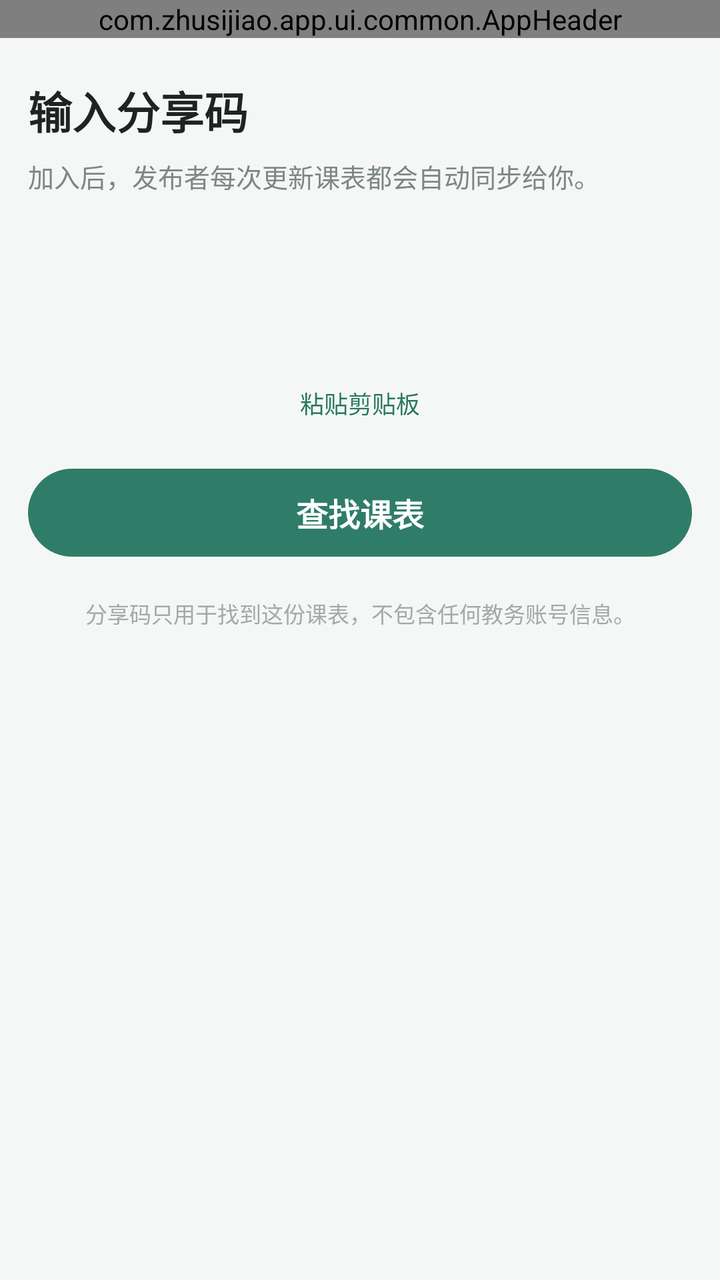
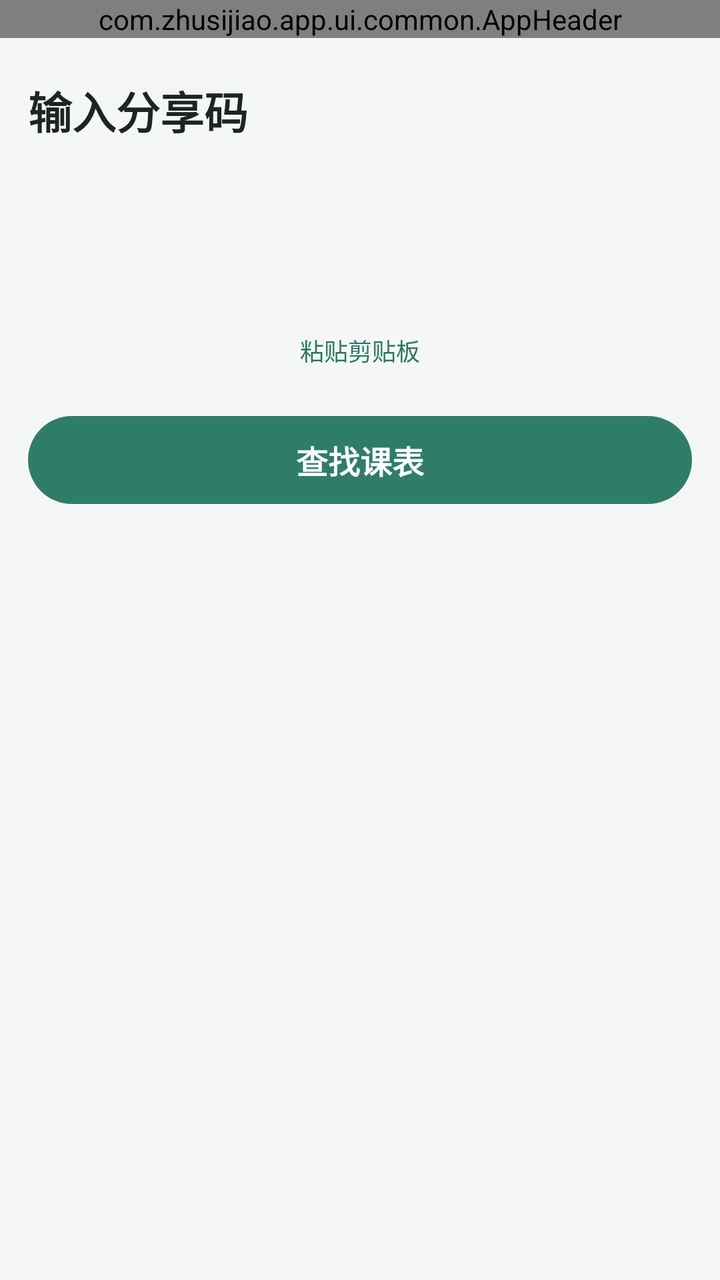

Two renders of the same Android screen: before a commit and after it. Below are the layout's source before the change and the commit's diff.
<!-- AndroidManifest.xml: application theme Theme.Zhusijiao -->
<!-- res/layout/activity_join.xml -->
<?xml version="1.0" encoding="utf-8"?>

<LinearLayout xmlns:android="http://schemas.android.com/apk/res/android"
    android:layout_width="match_parent"
    android:layout_height="match_parent"
    android:background="@color/background"
    android:orientation="vertical">

    <com.zhusijiao.app.ui.common.AppHeader
        android:id="@+id/header"
        android:layout_width="match_parent"
        android:layout_height="wrap_content" />

    <androidx.core.widget.NestedScrollView
        android:id="@+id/scroll"
        android:layout_width="match_parent"
        android:layout_height="0dp"
        android:layout_weight="1">

        <LinearLayout
            android:layout_width="match_parent"
            android:layout_height="wrap_content"
            android:orientation="vertical"
            android:paddingStart="@dimen/page_padding"
            android:paddingEnd="@dimen/page_padding"
            android:paddingBottom="24dp">

            <TextView
                style="@style/PageTitle"
                android:layout_marginTop="20dp"
                android:text="@string/join_input_title" />

            <TextView
                style="@style/PageSubtitle"
                android:layout_marginTop="7dp"
                android:text="@string/join_input_desc" />

            <FrameLayout
                android:id="@+id/codeField"
                android:layout_width="match_parent"
                android:layout_height="54dp"
                android:layout_marginTop="22dp">

                <LinearLayout
                    android:id="@+id/codeCells"
                    android:layout_width="match_parent"
                    android:layout_height="match_parent"
                    android:orientation="horizontal" />

                <EditText
                    android:id="@+id/codeInput"
                    android:layout_width="match_parent"
                    android:layout_height="match_parent"
                    android:background="@null"
                    android:cursorVisible="false"
                    android:hint="@string/join_code_hint"
                    android:importantForAutofill="no"
                    android:inputType="textCapCharacters|textNoSuggestions"
                    android:maxLength="12"
                    android:singleLine="true"
                    android:textColor="@android:color/transparent"
                    android:textColorHint="@android:color/transparent"
                    android:textSize="@dimen/text_subtitle" />
            </FrameLayout>

            <LinearLayout
                android:layout_width="match_parent"
                android:layout_height="wrap_content"
                android:layout_marginTop="13dp"
                android:gravity="center"
                android:orientation="horizontal">

                <TextView
                    android:id="@+id/pasteBtn"
                    android:layout_width="wrap_content"
                    android:layout_height="wrap_content"
                    android:background="@drawable/bg_menu_row"
                    android:clickable="true"
                    android:focusable="true"
                    android:paddingStart="11dp"
                    android:paddingTop="6dp"
                    android:paddingEnd="11dp"
                    android:paddingBottom="6dp"
                    android:text="@string/join_paste"
                    android:textColor="@color/accent_strong"
                    android:textSize="@dimen/text_hint" />

            </LinearLayout>

            <TextView
                android:id="@+id/errorNote"
                android:layout_width="match_parent"
                android:layout_height="wrap_content"
                android:layout_marginTop="10dp"
                android:background="@drawable/bg_error_note"
                android:gravity="center"
                android:padding="10dp"
                android:textColor="@color/danger"
                android:textSize="@dimen/text_hint"
                android:visibility="gone" />

            <TextView
                android:id="@+id/lookupBtn"
                style="@style/PrimaryButton"
                android:layout_marginTop="18dp"
                android:text="@string/join_lookup" />

            <LinearLayout
                android:id="@+id/previewCard"
                android:layout_width="match_parent"
                android:layout_height="wrap_content"
                android:layout_marginTop="18dp"
                android:background="@drawable/bg_card"
                android:orientation="vertical"
                android:paddingStart="14dp"
                android:paddingTop="16dp"
                android:paddingEnd="14dp"
                android:paddingBottom="14dp"
                android:visibility="gone">

                <LinearLayout
                    android:layout_width="match_parent"
                    android:layout_height="wrap_content"
                    android:gravity="center_vertical"
                    android:orientation="horizontal">

                    <TextView
                        android:id="@+id/previewName"
                        android:layout_width="0dp"
                        android:layout_height="wrap_content"
                        android:layout_weight="1"
                        android:ellipsize="end"
                        android:maxLines="1"
                        android:textColor="@color/title_ink"
                        android:textSize="@dimen/text_subtitle"
                        android:textStyle="bold" />

                    <TextView
                        android:id="@+id/previewTag"
                        android:layout_width="wrap_content"
                        android:layout_height="wrap_content"
                        android:layout_marginStart="8dp"
                        android:background="@drawable/bg_tag"
                        android:paddingStart="8dp"
                        android:paddingTop="2.5dp"
                        android:paddingEnd="8dp"
                        android:paddingBottom="2.5dp"
                        android:textColor="@color/tag_text"
                        android:textSize="@dimen/text_caption"
                        android:visibility="gone" />
                </LinearLayout>

                <TextView
                    android:id="@+id/previewSchool"
                    android:layout_width="match_parent"
                    android:layout_height="wrap_content"
                    android:layout_marginTop="5dp"
                    android:textColor="@color/sub_8a"
                    android:textSize="@dimen/text_hint"
                    android:visibility="gone" />

                <LinearLayout
                    android:layout_width="match_parent"
                    android:layout_height="wrap_content"
                    android:layout_marginTop="15dp"
                    android:orientation="horizontal"
                    android:paddingTop="12dp"
                    android:paddingBottom="12dp">

                    <LinearLayout
                        android:layout_width="0dp"
                        android:layout_height="wrap_content"
                        android:layout_weight="1"
                        android:gravity="center"
                        android:orientation="vertical">

                        <TextView
                            android:id="@+id/statSync"
                            android:layout_width="wrap_content"
                            android:layout_height="wrap_content"
                            android:textColor="@color/value_ink"
                            android:textSize="@dimen/text_title"
                            android:textStyle="bold" />

                        <TextView
                            android:layout_width="wrap_content"
                            android:layout_height="wrap_content"
                            android:layout_marginTop="4.5dp"
                            android:text="@string/join_stat_sync"
                            android:textColor="@color/sub_94"
                            android:textSize="@dimen/text_caption" />
                    </LinearLayout>

                    <LinearLayout
                        android:layout_width="0dp"
                        android:layout_height="wrap_content"
                        android:layout_weight="1"
                        android:gravity="center"
                        android:orientation="vertical">

                        <TextView
                            android:id="@+id/statCourses"
                            android:layout_width="wrap_content"
                            android:layout_height="wrap_content"
                            android:textColor="@color/value_ink"
                            android:textSize="@dimen/text_title"
                            android:textStyle="bold" />

                        <TextView
                            android:layout_width="wrap_content"
                            android:layout_height="wrap_content"
                            android:layout_marginTop="4.5dp"
                            android:text="@string/join_stat_courses"
                            android:textColor="@color/sub_94"
                            android:textSize="@dimen/text_caption" />
                    </LinearLayout>

                    <LinearLayout
                        android:layout_width="0dp"
                        android:layout_height="wrap_content"
                        android:layout_weight="1"
                        android:gravity="center"
                        android:orientation="vertical">

                        <TextView
                            android:id="@+id/statWeeks"
                            android:layout_width="wrap_content"
                            android:layout_height="wrap_content"
                            android:textColor="@color/value_ink"
                            android:textSize="@dimen/text_title"
                            android:textStyle="bold" />

                        <TextView
                            android:layout_width="wrap_content"
                            android:layout_height="wrap_content"
                            android:layout_marginTop="4.5dp"
                            android:text="@string/join_stat_weeks"
                            android:textColor="@color/sub_94"
                            android:textSize="@dimen/text_caption" />
                    </LinearLayout>
                </LinearLayout>

                <TextView
                    android:id="@+id/previewMeta"
                    android:layout_width="match_parent"
                    android:layout_height="wrap_content"
                    android:layout_marginTop="6dp"
                    android:gravity="center"
                    android:textColor="@color/sub_9b"
                    android:textSize="@dimen/text_caption" />

                <TextView
                    android:id="@+id/joinConfirm"
                    style="@style/PrimaryButton"
                    android:layout_marginTop="13dp"
                    android:text="@string/join_confirm" />
            </LinearLayout>

            <TextView
                android:layout_width="match_parent"
                android:layout_height="wrap_content"
                android:layout_marginTop="20dp"
                android:gravity="center"
                android:lineSpacingMultiplier="1.4"
                android:text="@string/join_tip"
                android:textColor="@color/sub_a8"
                android:textSize="@dimen/text_caption" />
        </LinearLayout>
    </androidx.core.widget.NestedScrollView>
</LinearLayout>
<!-- resources referenced by this layout -->
<resources>
  <color name="accent_strong">#287760</color>
  <color name="background">#f5f7f6</color>
  <color name="danger">#b44c48</color>
  <color name="sub_8a">@color/text_tertiary</color>
  <color name="sub_94">@color/text_tertiary</color>
  <color name="sub_9b">@color/text_tertiary</color>
  <color name="sub_a8">@color/text_disabled</color>
  <color name="tag_text">#287760</color>
  <color name="title_ink">#1d2421</color>
  <color name="value_ink">#21302b</color>
  <dimen name="page_padding">14dp</dimen>
  <dimen name="text_caption">11sp</dimen>
  <dimen name="text_hint">12sp</dimen>
  <dimen name="text_subtitle">16sp</dimen>
  <dimen name="text_title">18sp</dimen>
  <!-- drawable bg_card (drawable) -->
  <?xml version="1.0" encoding="utf-8"?>
  
  <shape xmlns:android="http://schemas.android.com/apk/res/android" android:shape="rectangle">
      <solid android:color="@color/surface" />
      <stroke android:width="1dp" android:color="@color/line" />
      <corners android:radius="@dimen/card_radius_lg" />
  </shape>
  <!-- drawable bg_error_note (drawable) -->
  <?xml version="1.0" encoding="utf-8"?>
  
  <shape xmlns:android="http://schemas.android.com/apk/res/android" android:shape="rectangle">
      <solid android:color="@color/error_bg" />
      <corners android:radius="@dimen/radius_md" />
  </shape>
  <!-- drawable bg_tag (drawable) -->
  <?xml version="1.0" encoding="utf-8"?>
  
  <shape xmlns:android="http://schemas.android.com/apk/res/android" android:shape="rectangle">
      <solid android:color="@color/tag_bg" />
      <corners android:radius="100dp" />
  </shape>
  <string name="join_code_hint">分享码输入框</string>
  <string name="join_confirm">确认加入</string>
  <string name="join_input_desc">加入后，发布者每次更新课表都会自动同步给你。</string>
  <string name="join_input_title">输入分享码</string>
  <string name="join_lookup">查找课表</string>
  <string name="join_paste">粘贴剪贴板</string>
  <string name="join_stat_courses">课程时段</string>
  <string name="join_stat_sync">人同步</string>
  <string name="join_stat_weeks">教学周</string>
  <string name="join_tip">分享码只用于找到这份课表，不包含任何教务账号信息。</string>
  <style name="PageSubtitle">
          <item name="android:layout_width">match_parent</item>
          <item name="android:layout_height">wrap_content</item>
          <item name="android:textColor">@color/muted</item>
          <item name="android:textSize">@dimen/text_sub</item>
          <item name="android:lineSpacingMultiplier">1.4</item>
      </style>
  <style name="PageTitle">
          <item name="android:layout_width">wrap_content</item>
          <item name="android:layout_height">wrap_content</item>
          <item name="android:textColor">@color/title_ink</item>
          <item name="android:textSize">@dimen/text_page_title</item>
          <item name="android:textStyle">bold</item>
      </style>
  <color name="text_tertiary">#8a9490</color>
  <color name="text_disabled">#a2aba7</color>
  <color name="surface">#ffffff</color>
  <color name="line">#e9edeb</color>
  <dimen name="card_radius_lg">@dimen/radius_lg</dimen>
  <color name="error_bg">#fdf2f1</color>
  <dimen name="radius_md">12dp</dimen>
  <color name="hover_bg">#f2f5f4</color>
  <color name="tag_bg">#e8f2ee</color>
  <color name="muted">#7d8783</color>
  <dimen name="text_sub">@dimen/text_small</dimen>
  <dimen name="text_page_title">@dimen/text_display</dimen>
  <dimen name="button_min_height">44dp</dimen>
  <dimen name="text_button">@dimen/text_subtitle</dimen>
  <color name="accent">#2f7d68</color>
  <color name="ink">#202725</color>
  <dimen name="radius_lg">16dp</dimen>
  <dimen name="text_small">13sp</dimen>
  <dimen name="text_display">22sp</dimen>
  <dimen name="button_radius">@dimen/radius_pill</dimen>
  <style name="DialogButton" parent="Widget.AppCompat.Button.ButtonBar.AlertDialog">
          <item name="android:textColor">@color/accent</item>
          <item name="android:textStyle">bold</item>
      </style>
  <dimen name="radius_pill">100dp</dimen>
  <!-- unchanged entries left out for length: 5 -->
</resources>

<!-- the commit's change to res/layout/activity_join.xml (unified diff, before → after) -->
@@ -29,11 +29,6 @@
                 style="@style/PageTitle"
                 android:layout_marginTop="20dp"
                 android:text="@string/join_input_title" />
-
-            <TextView
-                style="@style/PageSubtitle"
-                android:layout_marginTop="7dp"
-                android:text="@string/join_input_desc" />
 
             <FrameLayout
                 android:id="@+id/codeField"
@@ -84,7 +79,6 @@
                     android:text="@string/join_paste"
                     android:textColor="@color/accent_strong"
                     android:textSize="@dimen/text_hint" />
-
             </LinearLayout>
 
             <TextView
@@ -255,16 +249,6 @@
                     android:layout_marginTop="13dp"
                     android:text="@string/join_confirm" />
             </LinearLayout>
-
-            <TextView
-                android:layout_width="match_parent"
-                android:layout_height="wrap_content"
-                android:layout_marginTop="20dp"
-                android:gravity="center"
-                android:lineSpacingMultiplier="1.4"
-                android:text="@string/join_tip"
-                android:textColor="@color/sub_a8"
-                android:textSize="@dimen/text_caption" />
         </LinearLayout>
     </androidx.core.widget.NestedScrollView>
 </LinearLayout>
<!-- resource entries referenced after the edit -->
@@ -6,7 +6,6 @@
   <color name="sub_8a">@color/text_tertiary</color>
   <color name="sub_94">@color/text_tertiary</color>
   <color name="sub_9b">@color/text_tertiary</color>
-  <color name="sub_a8">@color/text_disabled</color>
   <color name="tag_text">#287760</color>
   <color name="title_ink">#1d2421</color>
   <color name="value_ink">#21302b</color>
@@ -39,21 +38,12 @@
   </shape>
   <string name="join_code_hint">分享码输入框</string>
   <string name="join_confirm">确认加入</string>
-  <string name="join_input_desc">加入后，发布者每次更新课表都会自动同步给你。</string>
   <string name="join_input_title">输入分享码</string>
   <string name="join_lookup">查找课表</string>
   <string name="join_paste">粘贴剪贴板</string>
   <string name="join_stat_courses">课程时段</string>
   <string name="join_stat_sync">人同步</string>
   <string name="join_stat_weeks">教学周</string>
-  <string name="join_tip">分享码只用于找到这份课表，不包含任何教务账号信息。</string>
-  <style name="PageSubtitle">
-          <item name="android:layout_width">match_parent</item>
-          <item name="android:layout_height">wrap_content</item>
-          <item name="android:textColor">@color/muted</item>
-          <item name="android:textSize">@dimen/text_sub</item>
-          <item name="android:lineSpacingMultiplier">1.4</item>
-      </style>
   <style name="PageTitle">
           <item name="android:layout_width">wrap_content</item>
           <item name="android:layout_height">wrap_content</item>
@@ -62,7 +52,6 @@
           <item name="android:textStyle">bold</item>
       </style>
   <color name="text_tertiary">#8a9490</color>
-  <color name="text_disabled">#a2aba7</color>
   <color name="surface">#ffffff</color>
   <color name="line">#e9edeb</color>
   <dimen name="card_radius_lg">@dimen/radius_lg</dimen>
@@ -71,14 +60,12 @@
   <color name="hover_bg">#f2f5f4</color>
   <color name="tag_bg">#e8f2ee</color>
   <color name="muted">#7d8783</color>
-  <dimen name="text_sub">@dimen/text_small</dimen>
   <dimen name="text_page_title">@dimen/text_display</dimen>
   <dimen name="button_min_height">44dp</dimen>
   <dimen name="text_button">@dimen/text_subtitle</dimen>
   <color name="accent">#2f7d68</color>
   <color name="ink">#202725</color>
   <dimen name="radius_lg">16dp</dimen>
-  <dimen name="text_small">13sp</dimen>
   <dimen name="text_display">22sp</dimen>
   <dimen name="button_radius">@dimen/radius_pill</dimen>
   <style name="DialogButton" parent="Widget.AppCompat.Button.ButtonBar.AlertDialog">
